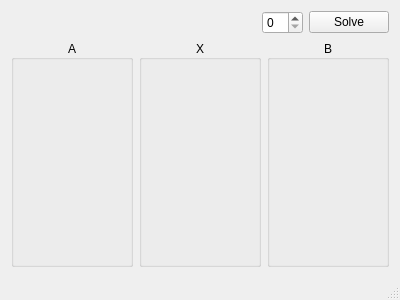
Before: the Qt Designer form mainwindow.ui in himanshub16/linear-equation-solver, drawn with Qt 5.
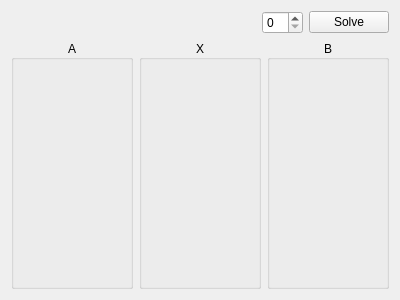
After: the same form once the commit is applied. Icons and pictures are not drawn.

Commit message: remove statusbar and change window title

What changed in the file:
```diff
--- a/mainwindow.ui
+++ b/mainwindow.ui
@@ -87,7 +87,6 @@
     </item>
    </layout>
   </widget>
-  <widget class="QStatusBar" name="statusBar"/>
  </widget>
  <layoutdefault spacing="6" margin="11"/>
  <resources/>
```
Left out of the diff: 6 changed lines with no effect on the pictures.
